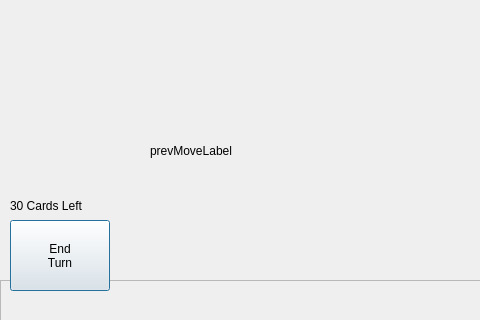
Above: COMP2012H-Exploding-Kitten/ui/game_window.ui from Doma1204/COMP2012H_Project-Exploding_Kitten before the change; both pictures show x 0 to 480 and y 100 to 420 of the 800 by 600 pixel window. Below: the same form after it.
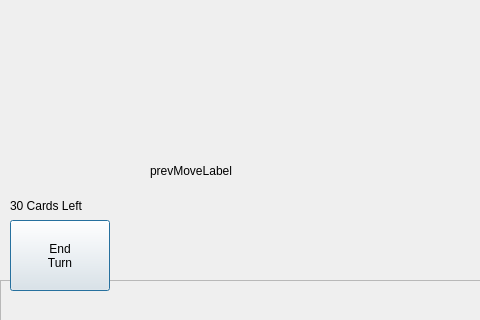
That is the form after the change.

```diff
--- a/COMP2012H-Exploding-Kitten/ui/game_window.ui
+++ b/COMP2012H-Exploding-Kitten/ui/game_window.ui
@@ -116,7 +116,7 @@
    <property name="geometry">
     <rect>
      <x>150</x>
-     <y>190</y>
+     <y>210</y>
      <width>161</width>
      <height>121</height>
     </rect>
```
